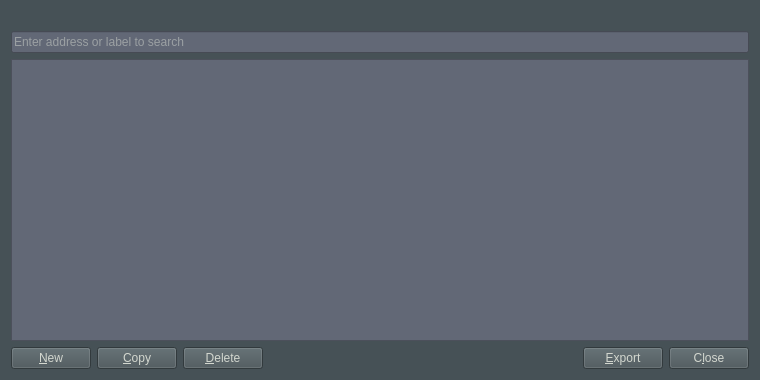
Before: the Qt Designer form src/qt/forms/addressbookpage.ui in xCryptoCash/veles, drawn with Qt 5.
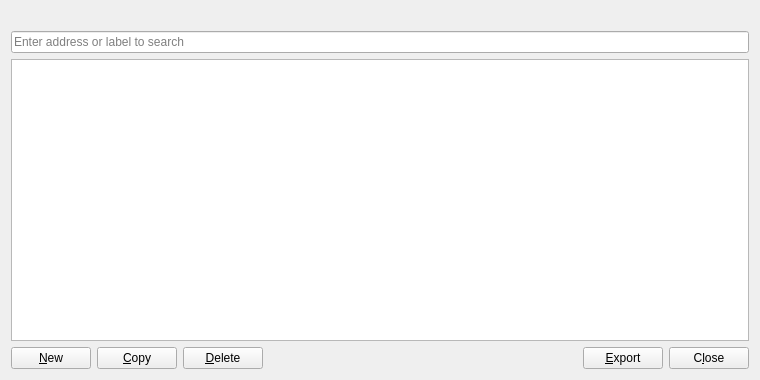
After: the same form once the commit is applied. Icons and pictures are not drawn.

Patch:
```diff
--- a/src/qt/forms/addressbookpage.ui
+++ b/src/qt/forms/addressbookpage.ui
@@ -10,11 +10,6 @@
     <height>380</height>
    </rect>
   </property>
-  <property name="styleSheet">
-   <string notr="true">background-color:rgb(70, 81, 86);
-color:rgb(211, 215, 207);
-font: 75 12pt &quot;Uroob&quot;;</string>
-  </property>
   <layout class="QVBoxLayout" name="verticalLayout">
    <item>
     <widget class="QLabel" name="labelExplanation">
@@ -28,11 +23,6 @@
    </item>
    <item>
     <widget class="QLineEdit" name="searchLineEdit">
-     <property name="styleSheet">
-      <string notr="true">background-color:rgb(98, 104, 118);
-color:rgb(211, 215, 207);
-font: 75 12pt &quot;Uroob&quot;;</string>
-     </property>
      <property name="placeholderText">
       <string>Enter address or label to search</string>
      </property>
@@ -46,11 +36,6 @@
      <property name="toolTip">
       <string>Right-click to edit address or label</string>
      </property>
-     <property name="styleSheet">
-      <string notr="true">background-color:rgb(98, 104, 118);
-color:rgb(211, 215, 207);
-font: 75 12pt &quot;Uroob&quot;;</string>
-     </property>
      <property name="tabKeyNavigation">
       <bool>false</bool>
      </property>
```
